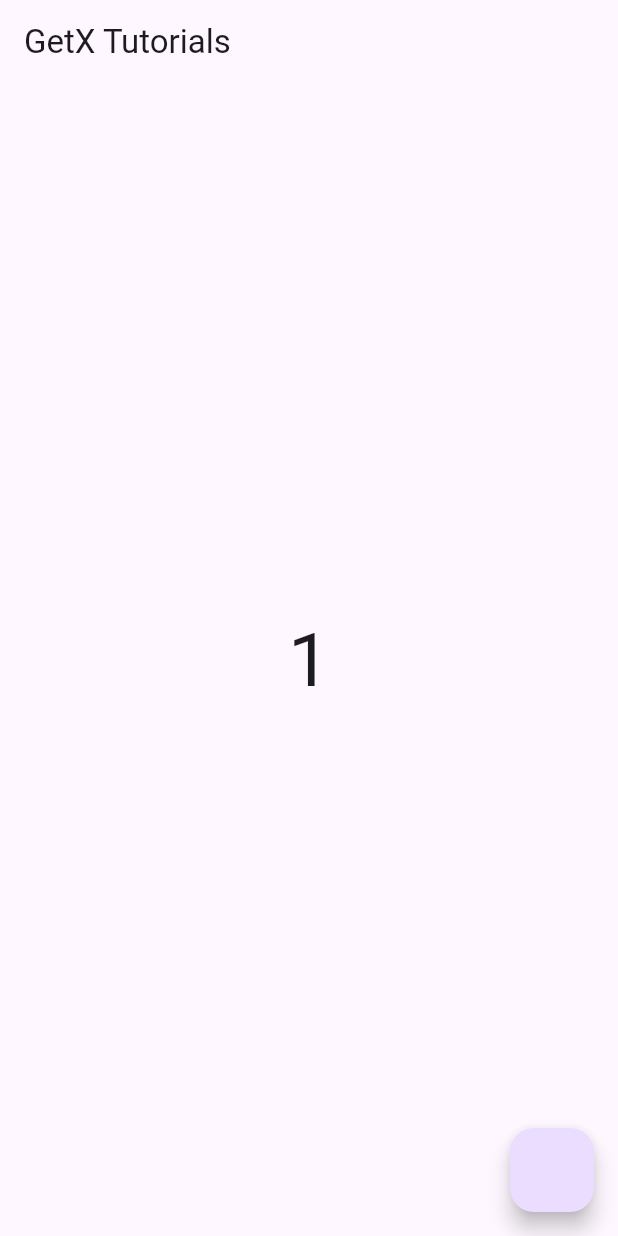
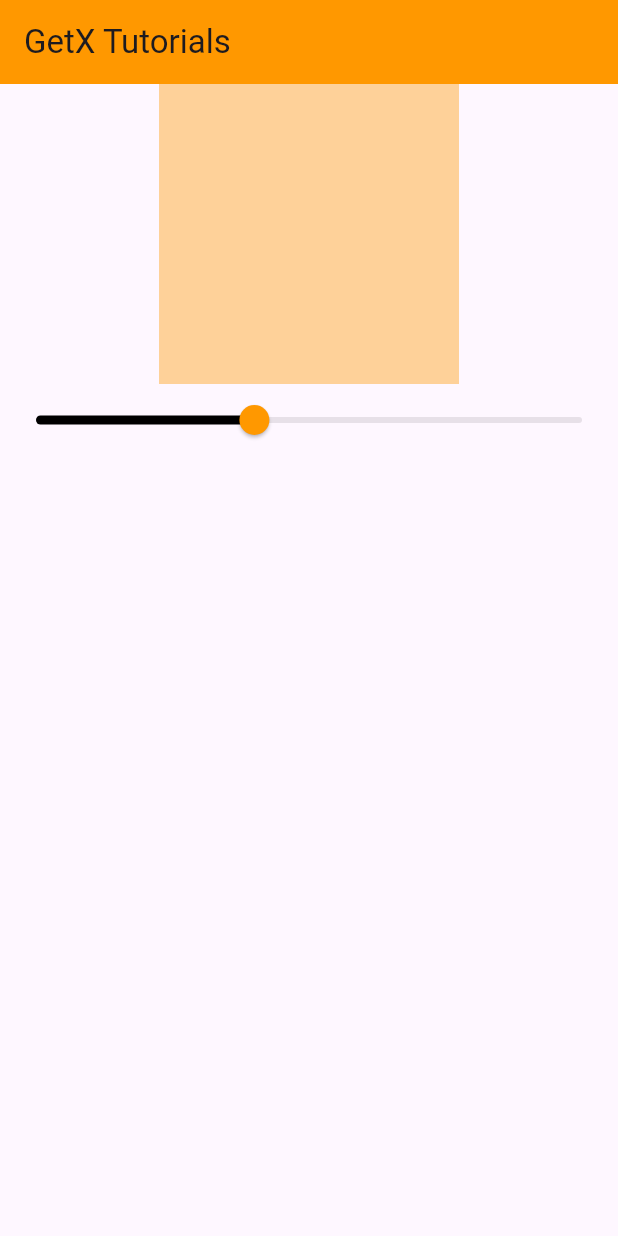
Before and after one commit to Haroon913/getx_statemanagement, a Flutter app: the screen it shows after launch, on a phone screen of 412 x 824 dp. Run offline on Flutter 3.47's test engine with Material 3 defaults, Android fonts, the phone set to English and light mode, and no system bars; our stand-ins replace get.

Commit message:
getx example two

```diff
--- /dev/null
+++ b/lib/example_two.dart
@@ -0,0 +1,47 @@
+import 'package:flutter/material.dart';
+import 'package:get/get.dart';
+import 'package:getx_statemanagement/exampletwo_controller.dart';
+class ExampleTwo extends StatefulWidget {
+  const ExampleTwo({super.key});
+
+  @override
+  State<ExampleTwo> createState() => _ExampleTwoState();
+}
+
+class _ExampleTwoState extends State<ExampleTwo> {
+  final ExampletwoController exampletwoController=Get.put(ExampletwoController());
+
+
+  @override
+  Widget build(BuildContext context) {
+    print('rebuild');
+    return Scaffold(
+      appBar: AppBar(
+        backgroundColor: Colors.orange,
+        title: Text('GetX Tutorials'),
+      ),
+      body: Column(
+        children: [
+          Obx(()=>  Container(
+            height: 200,
+            width: 200,
+            color: Colors.orange.withOpacity(exampletwoController.opacity.value),
+          ),),
+          Obx(()=>SliderTheme(
+            data: SliderTheme.of(context).copyWith(
+              thumbColor: Colors.orange,
+              overlayColor: Colors.black,
+              activeTrackColor: Colors.black,
+            ),
+            child: Slider(
+                value: exampletwoController.opacity.value, onChanged: (value){
+              exampletwoController.setOpacity(value);
+            }),
+          ))
+
+
+        ],
+      ),
+    );
+  }
+}
--- /dev/null
+++ b/lib/exampletwo_controller.dart
@@ -0,0 +1,10 @@
+import 'package:get/get.dart';
+import 'package:get/get_rx/get_rx.dart';
+
+class ExampletwoController extends GetxController{
+  RxDouble  opacity=.4.obs;
+
+  setOpacity(double value){
+    opacity.value=value;
+  }
+}
--- a/lib/main.dart
+++ b/lib/main.dart
@@ -1,4 +1,5 @@
 import 'package:flutter/material.dart';
+import 'package:getx_statemanagement/example_two.dart';
 import 'package:getx_statemanagement/homescreen.dart';
 
 void main() {
@@ -18,7 +19,7 @@ class MyApp extends StatelessWidget {
         colorScheme: ColorScheme.fromSeed(seedColor: Colors.deepPurple),
         useMaterial3: true,
       ),
-      home: Homescreen(),
+      home: ExampleTwo(),
     );
   }
 }
```
